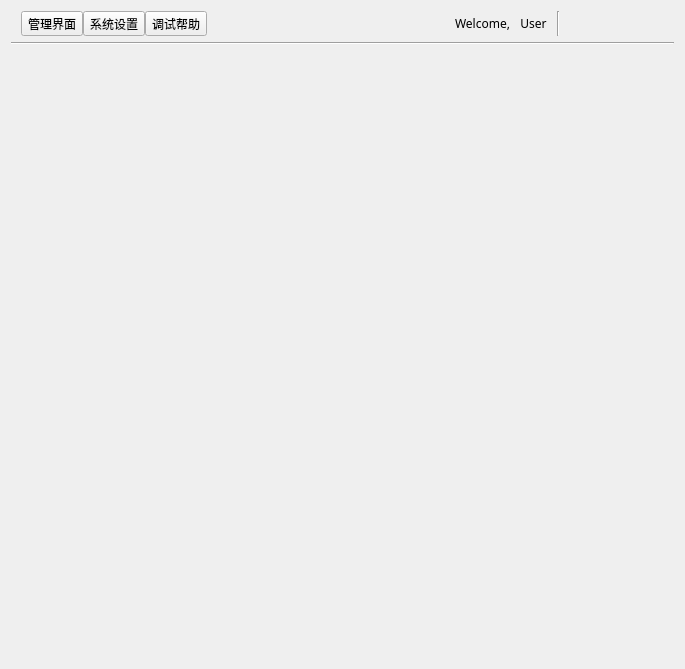
Qt form main/mainwidget.ui (ylxcvvan/Supermarket-Commodity-Management-System) before a commit.
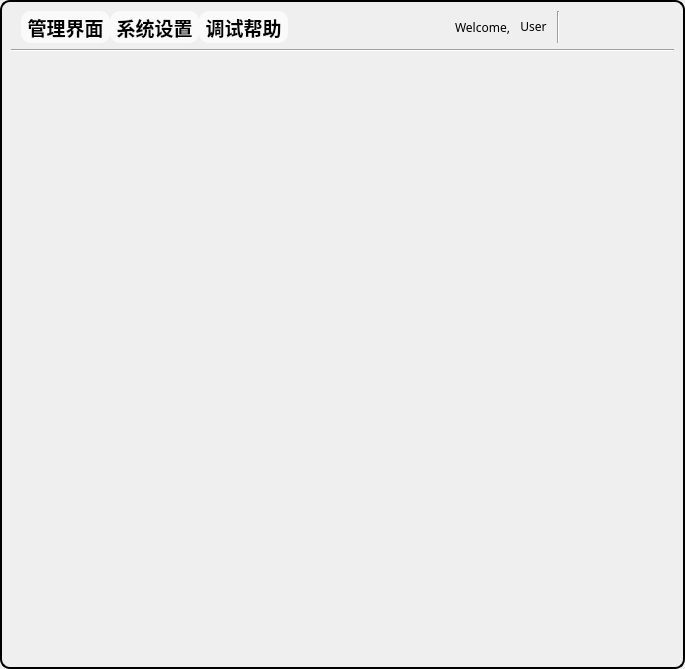
The same form after that commit. Icons and pictures are not drawn.

Commit message: 初步完成main界面的ui设计

Diff of the .ui file:
```diff
--- a/main/mainwidget.ui
+++ b/main/mainwidget.ui
@@ -13,6 +13,13 @@
   <property name="windowTitle">
    <string>超市商品管理系统</string>
   </property>
+  <property name="styleSheet">
+   <string notr="true">QWidget#MainWidget {
+    border-radius: 10px; /* 设置边框的圆润程度为10像素 */
+    border: 2px solid black; /* 设置边框为黑色，宽度为2像素 */
+}
+</string>
+  </property>
   <layout class="QVBoxLayout" name="verticalLayout">
    <item>
     <widget class="QWidget" name="widgetTitle" native="true">
@@ -22,6 +29,9 @@
        <verstretch>0</verstretch>
       </sizepolicy>
      </property>
+     <property name="styleSheet">
+      <string notr="true"/>
+     </property>
      <layout class="QHBoxLayout" name="horizontalLayout_7">
       <property name="spacing">
        <number>10</number>
@@ -64,12 +74,42 @@
              <verstretch>0</verstretch>
             </sizepolicy>
            </property>
+           <property name="font">
+            <font>
+             <family>OCR A Extended</family>
+             <pointsize>14</pointsize>
+             <bold>true</bold>
+            </font>
+           </property>
            <property name="focusPolicy">
             <enum>Qt::NoFocus</enum>
            </property>
+           <property name="styleSheet">
+            <string notr="true">#toolButtonMain {
+    border-radius: 10px;
+    	border:none;
+background:none;
+    background-color: rgb(250, 250, 250);
+}
+
+#toolButtonMain:hover {
+    background-color:  rgb(220, 220, 220);
+}
+</string>
+           </property>
            <property name="text">
             <string>管理界面</string>
            </property>
+           <property name="icon">
+            <iconset resource="../images.qrc">
+             <normaloff>:/Images/icons/home.png</normaloff>:/Images/icons/home.png</iconset>
+           </property>
+           <property name="iconSize">
+            <size>
+             <width>50</width>
+             <height>50</height>
+            </size>
+           </property>
            <property name="toolButtonStyle">
             <enum>Qt::ToolButtonTextUnderIcon</enum>
            </property>
@@ -83,12 +123,133 @@
              <verstretch>0</verstretch>
             </sizepolicy>
            </property>
+           <property name="palette">
+            <palette>
+             <active>
+              <colorrole role="Button">
+               <brush brushstyle="SolidPattern">
+                <color alpha="255">
+                 <red>250</red>
+                 <green>250</green>
+                 <blue>250</blue>
+                </color>
+               </brush>
+              </colorrole>
+              <colorrole role="Base">
+               <brush brushstyle="SolidPattern">
+                <color alpha="255">
+                 <red>250</red>
+                 <green>250</green>
+                 <blue>250</blue>
+                </color>
+               </brush>
+              </colorrole>
+              <colorrole role="Window">
+               <brush brushstyle="SolidPattern">
+                <color alpha="255">
+                 <red>250</red>
+                 <green>250</green>
+                 <blue>250</blue>
+                </color>
+               </brush>
+              </colorrole>
+             </active>
+             <inactive>
+              <colorrole role="Button">
+               <brush brushstyle="SolidPattern">
+                <color alpha="255">
+                 <red>250</red>
+                 <green>250</green>
+                 <blue>250</blue>
+                </color>
+               </brush>
+              </colorrole>
+              <colorrole role="Base">
+               <brush brushstyle="SolidPattern">
+                <color alpha="255">
+                 <red>250</red>
+                 <green>250</green>
+                 <blue>250</blue>
+                </color>
+               </brush>
+              </colorrole>
+              <colorrole role="Window">
+               <brush brushstyle="SolidPattern">
+                <color alpha="255">
+                 <red>250</red>
+                 <green>250</green>
+                 <blue>250</blue>
+                </color>
+               </brush>
+              </colorrole>
+             </inactive>
+             <disabled>
+              <colorrole role="Button">
+               <brush brushstyle="SolidPattern">
+                <color alpha="255">
+                 <red>250</red>
+                 <green>250</green>
+                 <blue>250</blue>
+                </color>
+               </brush>
+              </colorrole>
+              <colorrole role="Base">
+               <brush brushstyle="SolidPattern">
+                <color alpha="255">
+                 <red>250</red>
+                 <green>250</green>
+                 <blue>250</blue>
+                </color>
+               </brush>
+              </colorrole>
+              <colorrole role="Window">
+               <brush brushstyle="SolidPattern">
+                <color alpha="255">
+                 <red>250</red>
+                 <green>250</green>
+                 <blue>250</blue>
+                </color>
+               </brush>
+              </colorrole>
+             </disabled>
+            </palette>
+           </property>
+           <property name="font">
+            <font>
+             <family>OCR A Extended</family>
+             <pointsize>14</pointsize>
+             <bold>true</bold>
+            </font>
+           </property>
+           <property name="mouseTracking">
+            <bool>true</bool>
+           </property>
            <property name="focusPolicy">
             <enum>Qt::NoFocus</enum>
            </property>
+           <property name="styleSheet">
+            <string notr="true">#toolButtontConfig {
+    border-radius: 10px;
+    background-color: rgb(250, 250, 250);
+}
+#toolButtontConfig:hover {
+    background-color: rgb(220, 220, 220);
+}
+</string>
+           </property>
            <property name="text">
             <string>系统设置</string>
            </property>
+           <property name="icon">
+            <iconset resource="../images.qrc">
+             <normaloff>:/Images/icons/setting.png</normaloff>:/Images/icons/setting.png</iconset>
+           </property>
+           <property name="iconSize">
+            <size>
+             <width>50</width>
+             <height>50</height>
+            </size>
+           </property>
            <property name="toolButtonStyle">
             <enum>Qt::ToolButtonTextUnderIcon</enum>
            </property>
@@ -102,15 +263,40 @@
              <verstretch>0</verstretch>
             </sizepolicy>
            </property>
+           <property name="font">
+            <font>
+             <family>OCR A Extended</family>
+             <pointsize>14</pointsize>
+             <bold>true</bold>
+             <kerning>true</kerning>
+            </font>
+           </property>
            <property name="focusPolicy">
             <enum>Qt::NoFocus</enum>
            </property>
            <property name="styleSheet">
-            <string notr="true"/>
+            <string notr="true">#toolButtonHelp {
+    border-radius: 10px;
+    background-color: rgb(250, 250, 250);
+}
+#toolButtonHelp:hover {
+    background-color:  rgb(220, 220, 220);
+}
+</string>
            </property>
            <property name="text">
             <string>调试帮助</string>
            </property>
+           <property name="icon">
+            <iconset resource="../images.qrc">
+             <normaloff>:/Images/icons/information.png</normaloff>:/Images/icons/information.png</iconset>
+           </property>
+           <property name="iconSize">
+            <size>
+             <width>50</width>
+             <height>50</height>
+            </size>
+           </property>
            <property name="toolButtonStyle">
             <enum>Qt::ToolButtonTextUnderIcon</enum>
            </property>
@@ -156,7 +342,7 @@
         </property>
         <property name="styleSheet">
          <string notr="true">border:none;
-backgrond:none;
+background:none;
 </string>
         </property>
         <property name="text">
@@ -203,7 +389,7 @@
            </property>
            <property name="styleSheet">
             <string notr="true">border:none;
-backgrond:none;</string>
+background:none;</string>
            </property>
            <property name="text">
             <string/>
@@ -227,7 +413,7 @@
            </property>
            <property name="styleSheet">
             <string notr="true">border:none;
-backgrond:none;
+background:none;
 </string>
            </property>
            <property name="text">
@@ -262,7 +448,7 @@
            </property>
            <property name="styleSheet">
             <string notr="true">border:none;
-backgrond:none;</string>
+background:none;</string>
            </property>
            <property name="text">
             <string/>
```
The commit also changes 5 other files.
